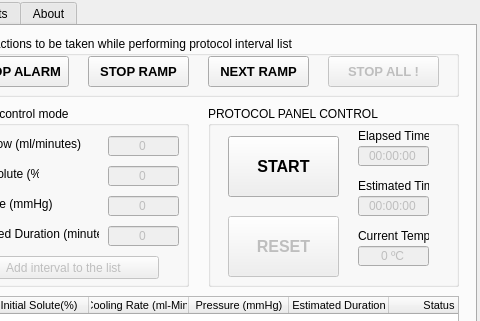
Qt form 3.Software/forms/interfaz.ui (alelucrod/Perfusion) before a commit; both pictures show x 324 to 804 and y 0 to 321 of the 804 by 508 pixel window.
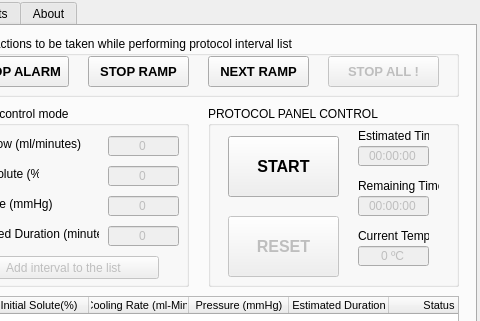
The same form after that commit. Icons and pictures are not drawn.

Commit message: [MOD] Actualizado los nombres de la gui

What changed in the file:
```diff
--- a/3.Software/forms/interfaz.ui
+++ b/3.Software/forms/interfaz.ui
@@ -1311,7 +1311,7 @@
         </rect>
        </property>
        <property name="text">
-        <string>Elapsed Time</string>
+        <string>Estimated Time</string>
        </property>
       </widget>
       <widget class="QLineEdit" name="holdTime_4">
@@ -1338,12 +1338,12 @@
         <rect>
          <x>150</x>
          <y>70</y>
-         <width>71</width>
+         <width>81</width>
          <height>20</height>
         </rect>
        </property>
        <property name="text">
-        <string>Estimated Time</string>
+        <string>Remaining Time</string>
        </property>
       </widget>
       <widget class="QLineEdit" name="holdTime_6">
```
